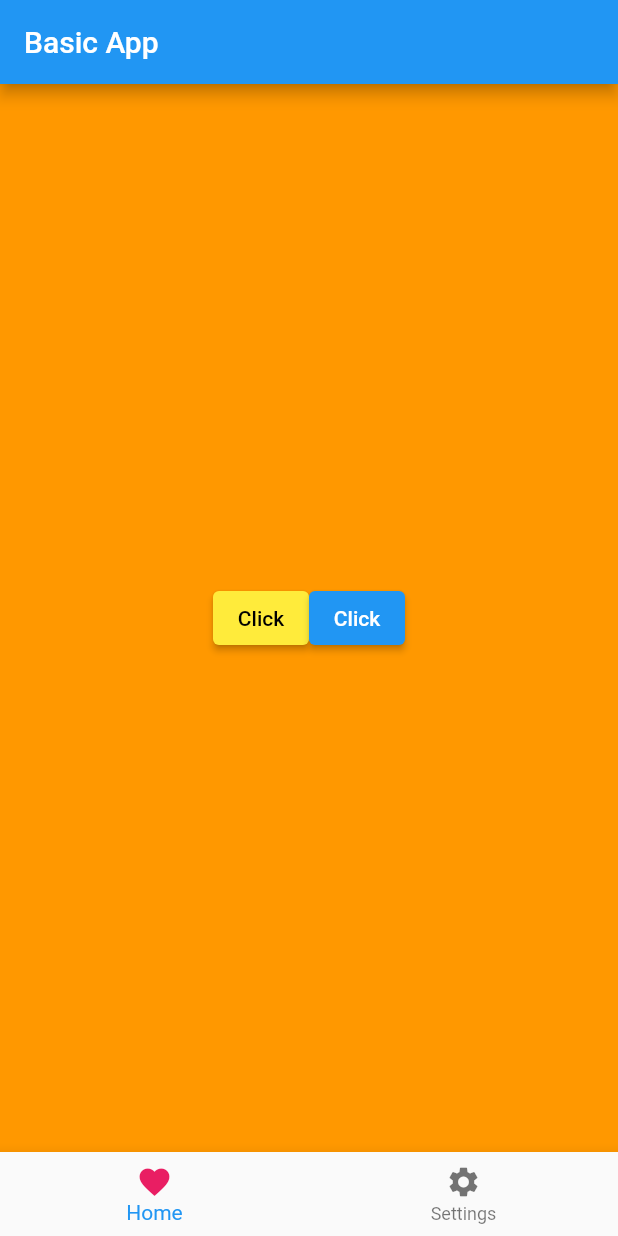
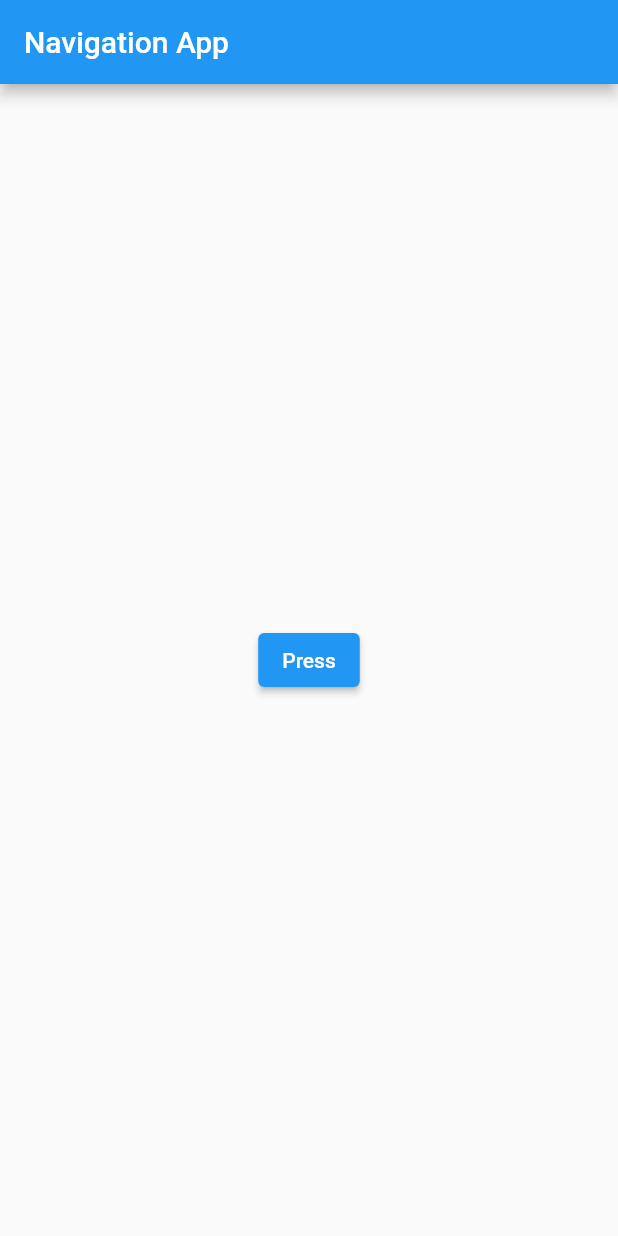
Before and after one commit to 102107738/flutterApp, a Flutter app: the screen it shows after launch, on a phone screen of 412 x 824 dp. Run offline on Flutter 3.47's test engine with Material 2 defaults, Android fonts, the phone set to English and light mode, and no system bars.

```diff
--- a/lib/main.dart
+++ b/lib/main.dart
@@ -184,104 +184,22 @@ void main() {
 //Image.memory with base64 encoding: Loads an image from base64 encoded data.
 // It requires providing the base64 encoded string.
 
-class MyApp extends StatefulWidget {
+class MyApp extends StatelessWidget {
   const MyApp({Key? key}) : super(key: key);
 
-  @override
-  _MyAppState createState() => _MyAppState();
-}
-
-class _MyAppState extends State<MyApp> {
-  String buttonName = "Click";
-  int currentIndex = 0;
-  var backGround = Colors.orange;
   @override
   Widget build(BuildContext context) {
     return MaterialApp(
       debugShowCheckedModeBanner: false,
       home: Scaffold(
         appBar: AppBar(
-          title: const Text("Basic App"),
+          title: const Text("Navigation App"),
         ),
         body: Center(
-          child: currentIndex == 0 ? Container(
-            height: double.infinity,
-          width: double.infinity,
-          color: backGround,
-
-
-
-          child:
-          Row(
-            mainAxisAlignment: MainAxisAlignment.center,
-            crossAxisAlignment: CrossAxisAlignment.center,
-            children: [
-            ElevatedButton(
-
-              style: ElevatedButton.styleFrom(
-                onPrimary: Colors.black,
-                primary: Colors.yellow
-              ),
-              onPressed: () {
-                setState(() {
-                  switch(buttonName){
-                    case "Click":
-                      buttonName = "Press";
-                      break;
-                    case "Press":
-                      buttonName = "Click";
-                      break;
-                  }
-
-                });
-              },
-              child: Text(buttonName),
-
-            ),
-            ElevatedButton(
-              onPressed: () {
-                setState(() {
-                  switch(buttonName){
-                    case "Click":
-                      buttonName = "Press";
-                      break;
-                    case "Press":
-                      buttonName = "Click";
-                      break;
-                  }
-
-                });
-              },
-              child: Text(buttonName),
-            )
-          ],)
-        ) : Image.asset("images/Capture.JPG"),
-    ),
-        bottomNavigationBar: BottomNavigationBar(
-          items: const [
-            BottomNavigationBarItem(
-              label: "Home",
-              icon: Icon(
-                Icons.favorite,
-                color: Colors.pink,
-                size: 24.0,
-                semanticLabel: 'Text to announce in accessibility modes',
-              ),
-            ),
-            BottomNavigationBarItem(
-              label: "Settings",
-              icon: Icon(
-                Icons.settings,
-              ),
-            ),
-          ],
-          currentIndex: currentIndex,
-          onTap: (int index){
-            setState(() {
-              currentIndex = index;
-
-            });
-          },
+          child: ElevatedButton(
+            onPressed: () {},
+            child: const Text("Press"),
+          ),
         ),
       ),
     );
```
